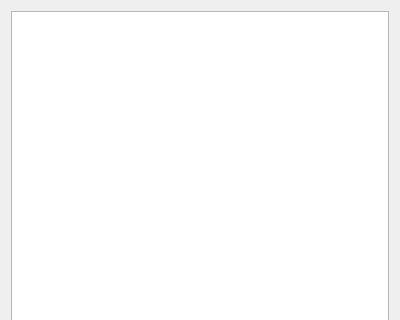
Before: the Qt Designer form Forms/WADDescViewer.ui in Youda008/DoomRunner, drawn with Qt 5; both pictures show x 0 to 400 and y 0 to 320 of the 400 by 500 pixel window.
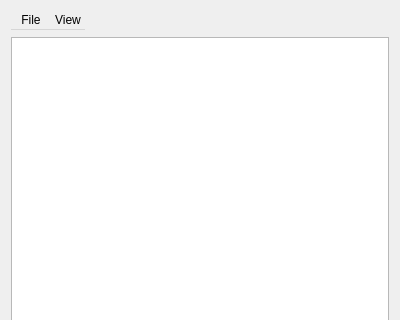
After: the same form once the commit is applied.

Commit message: added option to wrap long lines in the WAD Description Viewer

The edit to the form file:
```diff
--- a/Forms/WADDescViewer.ui
+++ b/Forms/WADDescViewer.ui
@@ -14,6 +14,50 @@
    <string>Dialog</string>
   </property>
   <layout class="QVBoxLayout" name="verticalLayout">
+   <item>
+    <layout class="QHBoxLayout" name="horizontalLayout">
+     <item>
+      <widget class="QMenuBar" name="menuBar">
+       <property name="sizePolicy">
+        <sizepolicy hsizetype="Minimum" vsizetype="Fixed">
+         <horstretch>0</horstretch>
+         <verstretch>0</verstretch>
+        </sizepolicy>
+       </property>
+       <property name="nativeMenuBar">
+        <bool>false</bool>
+       </property>
+       <widget class="QMenu" name="viewMenu">
+        <property name="title">
+         <string>View</string>
+        </property>
+        <addaction name="wrapLinesAction"/>
+       </widget>
+       <widget class="QMenu" name="fileMenu">
+        <property name="title">
+         <string>File</string>
+        </property>
+        <addaction name="closeAction"/>
+       </widget>
+       <addaction name="fileMenu"/>
+       <addaction name="viewMenu"/>
+      </widget>
+     </item>
+     <item>
+      <spacer name="horizontalSpacer">
+       <property name="orientation">
+        <enum>Qt::Orientation::Horizontal</enum>
+       </property>
+       <property name="sizeHint" stdset="0">
+        <size>
+         <width>40</width>
+         <height>20</height>
+        </size>
+       </property>
+      </spacer>
+     </item>
+    </layout>
+   </item>
    <item>
     <widget class="QTextEdit" name="textEdit"/>
    </item>
```
Left out of the diff: 22 changed lines with no effect on the pictures. The commit also changes 9 other files.
